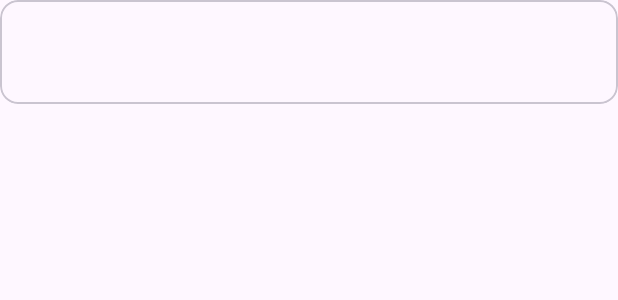
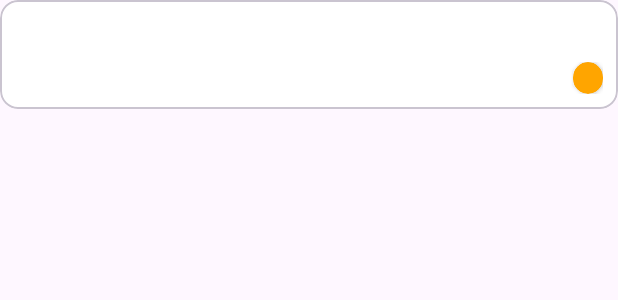
Before and after one commit to impetuson-dev/rexroot-app, an Android app: the layout submission_card.xml on its own in the app's theme, with its tools: preview values and no code run, on a phone screen of 412 x 824 dp. Shown: the top 300 px of the screen. Run offline under Robolectric (Android 15) with nearby library versions, the phone set to English and light mode, and no system bars.

Commit message:
Categorized submissions screen

```diff
--- a/app/build.gradle.kts
+++ b/app/build.gradle.kts
@@ -65,7 +65,7 @@ dependencies {
     implementation("com.google.firebase:firebase-storage-ktx")
 
     // Livedata
-    implementation("androidx.lifecycle:lifecycle-livedata-ktx:2.3.1")
+    implementation("androidx.lifecycle:lifecycle-livedata-ktx:2.4.1")
 
     // ViewModel
     implementation("androidx.lifecycle:lifecycle-viewmodel-ktx: 2.3.1")
--- a/app/src/main/java/com/impetuson/rexroot/MainActivity.kt
+++ b/app/src/main/java/com/impetuson/rexroot/MainActivity.kt
@@ -25,5 +25,4 @@ class MainActivity: AppCompatActivity() {
         val bottomNavigationView = findViewById<BottomNavigationView>(R.id.bottomNavBar)
         setupWithNavController(bottomNavigationView, navController)
     }
-
 }
--- a/app/src/main/java/com/impetuson/rexroot/model/jobreq/SubmissionsModelClass.kt
+++ b/app/src/main/java/com/impetuson/rexroot/model/jobreq/SubmissionsModelClass.kt
@@ -2,5 +2,6 @@ package com.impetuson.rexroot.model.jobreq
 
 data class SubmissionsModelClass(
     var resumename: String = "",
-    var resumepost: String = ""
+    var resumepost: String = "",
+    var resumestatus: String = ""
     )
--- a/app/src/main/java/com/impetuson/rexroot/viewmodel/jobreq/JobreqViewModel.kt
+++ b/app/src/main/java/com/impetuson/rexroot/viewmodel/jobreq/JobreqViewModel.kt
@@ -186,12 +186,14 @@ class JobreqViewModel : ViewModel() {
         val submitdata = mapOf<String,Any>(
             "submitdata" to mapOf(
                 jobId to mapOf(
+                    "resume" to mapOf(
                         resumeDataId to mapOf(
                             "resumeid" to resumeId,
                             "resumepost" to postedDate,
                             "resumestatus" to "0",
                             "resumename" to resumeName,
                             "resumeurl" to resumeUrl
+                        )
                     )
                 )
             )
--- a/app/src/main/res/layout/activity_jobreq.xml
+++ b/app/src/main/res/layout/activity_jobreq.xml
@@ -31,6 +31,7 @@
 
         </LinearLayout>
 
+        <!-- Loading Animation -->
         <LinearLayout
             android:id="@+id/loading_animation"
             android:layout_width="0dp"
--- a/app/src/main/res/layout/submission_card.xml
+++ b/app/src/main/res/layout/submission_card.xml
@@ -1,9 +1,9 @@
 <?xml version="1.0" encoding="utf-8"?>
-<com.google.android.material.card.MaterialCardView
-    xmlns:android="http://schemas.android.com/apk/res/android"
+<com.google.android.material.card.MaterialCardView xmlns:android="http://schemas.android.com/apk/res/android"
+    xmlns:app="http://schemas.android.com/apk/res-auto"
     android:layout_marginBottom="10sp"
     android:orientation="vertical"
-    android:background="@color/white"
+    android:backgroundTint="@color/white"
     android:layout_width="match_parent"
     android:layout_height="wrap_content">
 
@@ -24,7 +24,12 @@
             android:text="">
         </TextView>
 
+        <RelativeLayout
+            android:layout_width="match_parent"
+            android:layout_height="wrap_content">
+
             <TextView
+                android:layout_alignParentStart="true"
                 android:id="@+id/tv_resumepost"
                 android:textSize="12sp"
                 android:textColor="@color/dark_grey"
@@ -34,6 +39,34 @@
                 android:text="">
             </TextView>
 
+            <androidx.cardview.widget.CardView
+                android:id="@+id/cv_resumestatus"
+                android:layout_alignParentEnd="true"
+                android:elevation="0dp"
+                app:cardCornerRadius="15dp"
+                android:backgroundTint="@color/orange"
+                android:layout_width="wrap_content"
+                android:layout_height="wrap_content">
+
+                <TextView
+                    android:id="@+id/tv_resumestatus"
+                    android:paddingLeft="10sp"
+                    android:paddingRight="10sp"
+                    android:layout_width="wrap_content"
+                    android:layout_height="wrap_content"
+                    android:textColor="@color/white"
+                    android:textStyle="bold"
+                    android:text="">
+                </TextView>
+
+
+            </androidx.cardview.widget.CardView>
+
+
+        </RelativeLayout>
+
+
+
     </LinearLayout>
 
 
--- a/app/src/main/res/values/colors.xml
+++ b/app/src/main/res/values/colors.xml
@@ -8,4 +8,5 @@
     <color name="dark_grey">#A9A9A9	</color>
     <color name="metal_grey">#848884</color>
     <color name="sky_blue">#2196F3</color>
+    <color name="orange">#FFA500</color>
 </resources>
--- a/app/src/main/res/values/strings.xml
+++ b/app/src/main/res/values/strings.xml
@@ -5,4 +5,10 @@
     <string name="click_here">Click here</string>
     <!-- TODO: Remove or change this placeholder text -->
     <string name="hello_blank_fragment">Hello blank fragment</string>
+
+    <string-array name="status_list">
+        <item>Active</item>
+        <item>Select</item>
+        <item>Reject</item>
+    </string-array>
 </resources>
```
Also changed, not shown: app/src/main/java/com/impetuson/rexroot/JobreqActivity.kt (+11 -3 lines), app/src/main/java/com/impetuson/rexroot/view/jobreq/JobreqSubmissionsFragment.kt (+14 -5 lines), app/src/main/java/com/impetuson/rexroot/viewmodel/jobreq/SubmissionsRecyclerViewAdapter.kt (+28 -1 lines), app/src/main/java/com/impetuson/rexroot/viewmodel/jobreq/SubmissionsViewModel.kt (+38 -10 lines), app/src/main/res/layout/fragment_jobreqsubmissions.xml (+28 -2 lines). Lines whose indentation alone changed are shown as unchanged.
